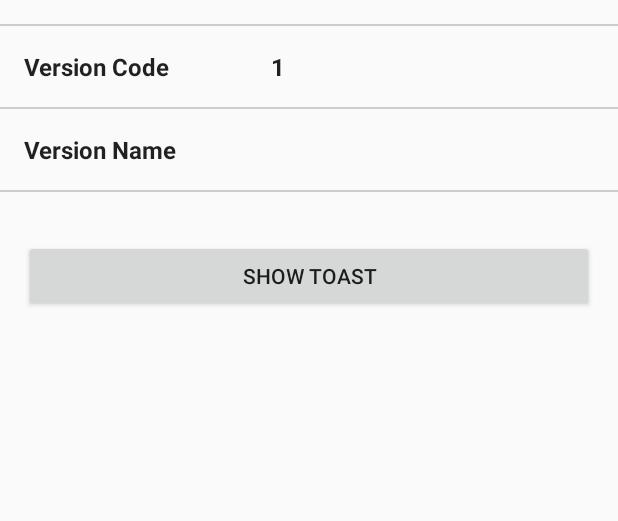
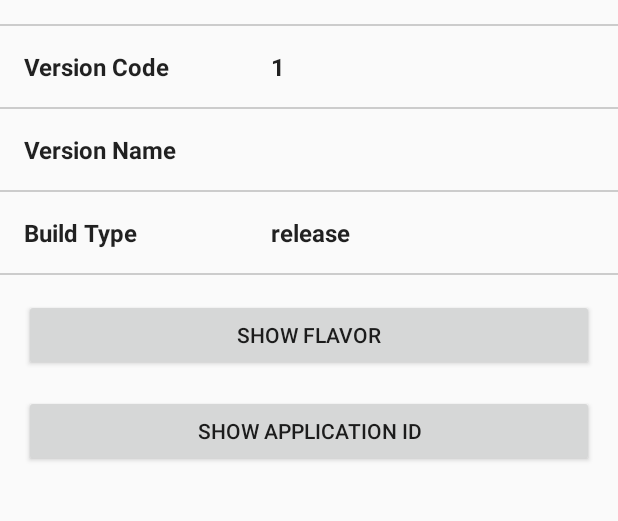
Before and after one commit to epreviati/android-autoversioning, an Android app: the screen it shows after launch (MainActivity), on a phone screen of 412 x 824 dp, the part 141-662 px from its top. Run offline under Robolectric (Android 15) with nearby library versions, the phone set to English and light mode, and no system bars.

Commit message:
added UI components with actions restored correct configuration for version code

```diff
--- a/app/build.gradle
+++ b/app/build.gradle
@@ -33,7 +33,7 @@ android {
 
     productFlavors {
         dev {
-            versionCode = gitVersionCode
+            versionCode = gitVersionCodeTime
             versionName = gitVersionName
         }
 
--- a/app/src/main/java/com/gmail/previati/edgardo/androidautoversioning/MainActivity.kt
+++ b/app/src/main/java/com/gmail/previati/edgardo/androidautoversioning/MainActivity.kt
@@ -2,9 +2,15 @@ package com.gmail.previati.edgardo.androidautoversioning
 
 import android.os.Bundle
 import android.support.v7.app.AppCompatActivity
-import android.widget.Toast
+import com.gmail.previati.edgardo.androidautoversioning.extensions.toast
 import kotlinx.android.synthetic.main.activity_main.*
 
+/**
+ * © Edgardo Previati on 28/03/2018
+ * previati.edgardo@gmail.com
+ * AndroidAutoVersioning
+ * com.gmail.previati.edgardo.androidautoversioning
+ */
 class MainActivity : AppCompatActivity() {
 
     override fun onCreate(savedInstanceState: Bundle?) {
@@ -17,7 +23,9 @@ class MainActivity : AppCompatActivity() {
 
         text_version_code.text = BuildConfig.VERSION_CODE.toString()
         text_version_name.text = BuildConfig.VERSION_NAME
+        text_build_type.text = BuildConfig.BUILD_TYPE
 
-        button_show_text.setOnClickListener { Toast.makeText(applicationContext, "Click Happened!!", Toast.LENGTH_LONG).show() }
+        button_show_flavor.setOnClickListener { toast(BuildConfig.FLAVOR) }
+        button_show_application_id.setOnClickListener { toast(BuildConfig.APPLICATION_ID) }
     }
 }
--- /dev/null
+++ b/app/src/main/java/com/gmail/previati/edgardo/androidautoversioning/extensions/Activity.kt
@@ -0,0 +1,21 @@
+package com.gmail.previati.edgardo.androidautoversioning.extensions
+
+import android.app.Activity
+import android.widget.Toast
+
+/**
+ * © Edgardo Previati on 28/03/2018
+ * previati.edgardo@gmail.com
+ * AndroidAutoVersioning
+ * com.gmail.previati.edgardo.androidautoversioning.extensions
+ */
+
+/**
+ * Shows a toast into the activity with the requested message for the requested duration
+ *
+ * @param message
+ * @param duration
+ */
+fun <T : Activity> T.toast(message: String?, duration: Int = Toast.LENGTH_SHORT) {
+    Toast.makeText(applicationContext, message ?: "null", duration).show()
+}
--- a/app/src/main/res/layout/activity_main.xml
+++ b/app/src/main/res/layout/activity_main.xml
@@ -30,7 +30,6 @@
     <View
         android:id="@+id/separator_app_name"
         style="@style/Separator"
-        android:text="@string/main_label_version_code"
         app:layout_constraintStart_toStartOf="parent"
         app:layout_constraintTop_toBottomOf="@+id/text_label_app_name" />
 
@@ -50,7 +49,6 @@
     <View
         android:id="@+id/separator_version_code"
         style="@style/Separator"
-        android:text="@string/main_label_version_code"
         app:layout_constraintStart_toStartOf="parent"
         app:layout_constraintTop_toBottomOf="@+id/text_label_version_code" />
 
@@ -70,20 +68,50 @@
     <View
         android:id="@+id/separator_version_name"
         style="@style/Separator"
-        android:text="@string/main_label_version_code"
         app:layout_constraintStart_toStartOf="parent"
         app:layout_constraintTop_toBottomOf="@+id/text_label_version_name" />
 
+    <TextView
+        android:id="@+id/text_label_build_type"
+        style="@style/Label"
+        android:text="@string/main_label_build_type"
+        app:layout_constraintStart_toStartOf="parent"
+        app:layout_constraintTop_toBottomOf="@+id/separator_version_name" />
+
+    <TextView
+        android:id="@+id/text_build_type"
+        style="@style/Label"
+        app:layout_constraintStart_toEndOf="@+id/guideline"
+        app:layout_constraintTop_toBottomOf="@+id/separator_version_name" />
+
+    <View
+        android:id="@+id/separator_build_type"
+        style="@style/Separator"
+        app:layout_constraintStart_toStartOf="parent"
+        app:layout_constraintTop_toBottomOf="@+id/text_label_build_type" />
+
     <Button
-        android:id="@+id/button_show_text"
+        android:id="@+id/button_show_flavor"
         android:layout_width="match_parent"
         android:layout_height="wrap_content"
         android:layout_marginEnd="@dimen/activity_horizontal_margin"
         android:layout_marginStart="@dimen/activity_horizontal_margin"
-        android:layout_marginTop="@dimen/activity_vertical_margin"
-        android:text="@string/main_button_action_show_toast"
+        android:layout_marginTop="@dimen/activity_vertical_margin_small"
+        android:text="@string/main_button_action_show_flavor"
         app:layout_constraintEnd_toEndOf="parent"
         app:layout_constraintStart_toStartOf="parent"
-        app:layout_constraintTop_toBottomOf="@+id/separator_version_name" />
+        app:layout_constraintTop_toBottomOf="@+id/separator_build_type" />
+
+    <Button
+        android:id="@+id/button_show_application_id"
+        android:layout_width="match_parent"
+        android:layout_height="wrap_content"
+        android:layout_marginEnd="@dimen/activity_horizontal_margin"
+        android:layout_marginStart="@dimen/activity_horizontal_margin"
+        android:layout_marginTop="@dimen/activity_vertical_margin_small"
+        android:text="@string/main_button_action_show_application_id"
+        app:layout_constraintEnd_toEndOf="parent"
+        app:layout_constraintStart_toStartOf="parent"
+        app:layout_constraintTop_toBottomOf="@+id/button_show_flavor" />
 
 </android.support.constraint.ConstraintLayout>
--- a/app/src/main/res/values/strings.xml
+++ b/app/src/main/res/values/strings.xml
@@ -3,5 +3,7 @@
     <string name="main_label_app_name">Application Name</string>
     <string name="main_label_version_code">Version Code</string>
     <string name="main_label_version_name">Version Name</string>
-    <string name="main_button_action_show_toast">Show Toast</string>
+    <string name="main_label_build_type">Build Type</string>
+    <string name="main_button_action_show_flavor">Show Flavor</string>
+    <string name="main_button_action_show_application_id">Show Application ID</string>
 </resources>
```
